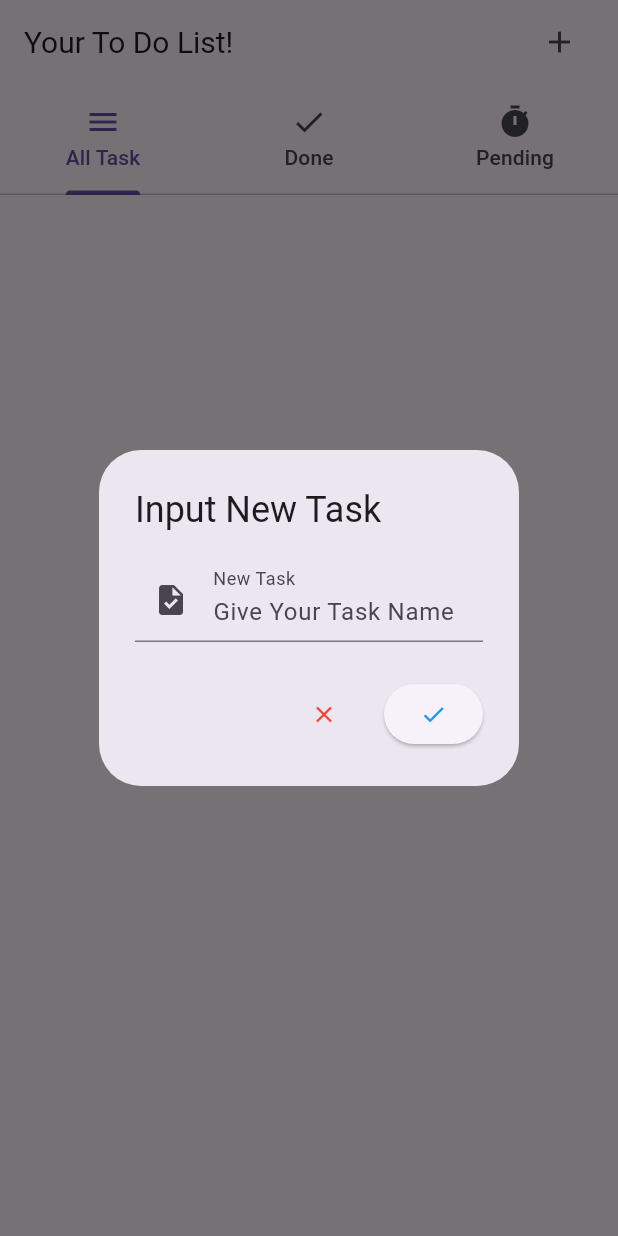
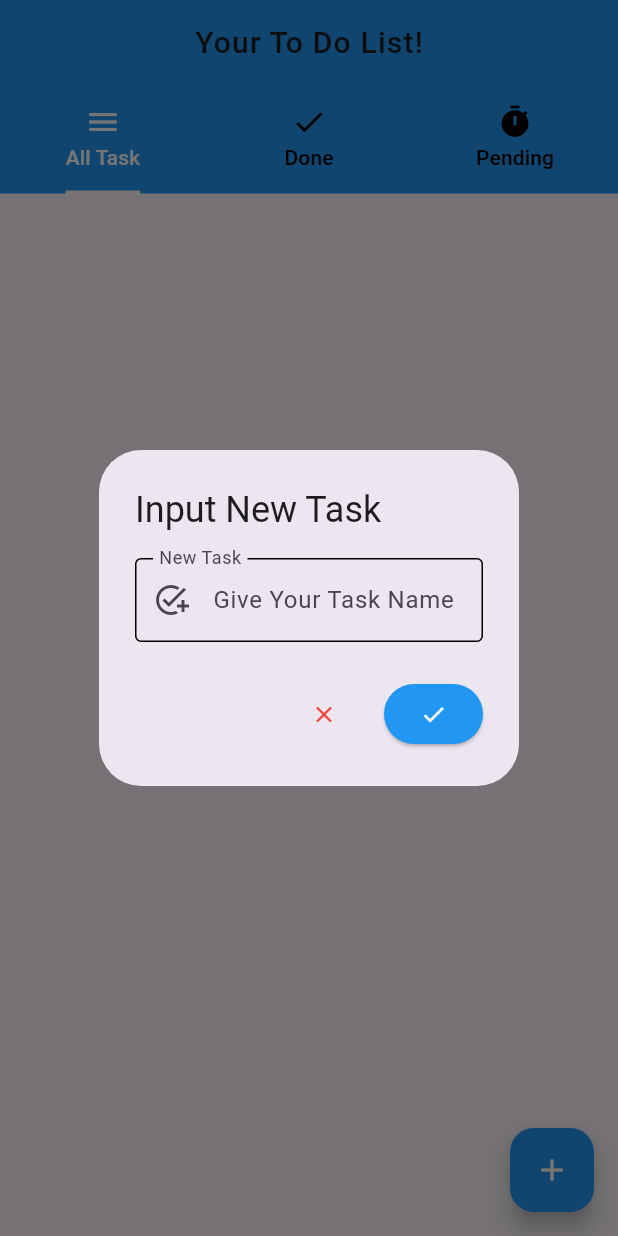
Before and after one commit to Pramartha/learnFlutter, a Flutter app: the screen it shows after launch, after a tap on the "add" icon, on a phone screen of 412 x 824 dp. Run offline on Flutter 3.47's test engine with Material 3 defaults, Android fonts, the phone set to English and light mode, and no system bars.

```diff
--- a/learnFlutter/todo_list/lib/main.dart
+++ b/learnFlutter/todo_list/lib/main.dart
@@ -1,7 +1,14 @@
 import 'package:flutter/material.dart';
 
-main() {
-  runApp(ToDoList());
+void main() {
+  runApp(MyApp());
+}
+
+class MyApp extends StatelessWidget {
+  @override
+  Widget build(BuildContext context) {
+    return MaterialApp(debugShowCheckedModeBanner: false, home: ToDoList());
+  }
 }
 
 class ToDoList extends StatefulWidget {
@@ -12,72 +19,116 @@ class ToDoList extends StatefulWidget {
 }
 
 class _ToDoListState extends State<ToDoList> {
+  List<Map<String, dynamic>> task = [];
+
+  void addTask(String taskName) {
+    setState(() {
+      task.add({"name": taskName, "status": false});
+    });
+  }
+
+  void removeTask(int index) {
+    setState(() {
+      task.removeAt(index);
+    });
+  }
+
+  void toggleTaskStatus(int index) {
+    setState(() {
+      task[index]["status"] = !task[index]["status"];
+    });
+  }
+
   @override
   Widget build(BuildContext context) {
-    return MaterialApp(
-      debugShowCheckedModeBanner: false,
-      home: DefaultTabController(
+    return DefaultTabController(
       length: 3,
       child: Scaffold(
         appBar: AppBar(
-            title: Text("Your To Do List!", style: TextStyle(fontSize: 20)),
-            actions: [
-              Builder(
-                builder:
-                    (innerContext) => IconButton(
-                      onPressed: () {
-                        showDialog(
-                          context: innerContext,
-                          builder: (context) {
-                            return AddTaskDialog();
-                          },
-                        );
-                      },
-                      icon: Icon(Icons.add),
+          title: Center(
+            child: Text(
+              "Your To Do List!",
+              style: TextStyle(
+                fontSize: 20,
+                fontWeight: FontWeight.w500,
+                letterSpacing: 0.8,
               ),
             ),
-              SizedBox(width: 15),
-            ],
+          ),
           bottom: TabBar(
+            labelColor: Colors.white,
+            unselectedLabelColor: Colors.black,
+            indicator: UnderlineTabIndicator(
+              borderSide: BorderSide(color: Colors.white, width: 3),
+            ),
             tabs: [
               Tab(icon: Icon(Icons.menu), text: "All Task"),
               Tab(icon: Icon(Icons.check), text: "Done"),
               Tab(icon: Icon(Icons.timer), text: "Pending"),
             ],
+            dividerColor: Colors.white,
           ),
+          backgroundColor: Colors.blue,
         ),
         body: TabBarView(
+          physics: BouncingScrollPhysics(),
           children: [
-              Center(child: Text("All")),
-              Center(child: Text("Done")),
-              Center(child: Text("Pending")),
+            buildTaskList(task),
+            buildTaskList(task.where((task) => task["status"]).toList()),
+            buildTaskList(task.where((task) => !task["status"]).toList()),
           ],
         ),
+        floatingActionButton: FloatingActionButton(
+          onPressed: _showAddTaskDialog,
+          backgroundColor: Colors.blue,
+          child: Icon(Icons.add, color: Colors.white),
         ),
       ),
     );
   }
+
+  Widget buildTaskList(List<Map<String, dynamic>> taskList) {
+    return ListView.builder(
+      itemCount: taskList.length,
+      itemBuilder: (contex, index) {
+        return ListTile(
+          title: Text(taskList[index]["name"]),
+          leading: Checkbox(
+            value: taskList[index]["status"],
+            onChanged: (value) {
+              toggleTaskStatus(task.indexOf(taskList[index]));
+            },
+          ),
+          trailing: IconButton(
+            onPressed: () => removeTask(task.indexOf(taskList[index])),
+            icon: Icon(Icons.delete, color: Colors.red),
+          ),
+        );
+      },
+    );
   }
 
-class AddTaskDialog extends StatelessWidget {
-  @override
-  Widget build(BuildContext context) {
+  void _showAddTaskDialog() {
     TextEditingController taskController = TextEditingController();
+
+    showDialog(
+      context: context,
+      builder: (context) {
         return AlertDialog(
           title: Text("Input New Task"),
           content: SizedBox(
-        width: 40,
+            width: MediaQuery.of(context).size.width * 0.5,
             child: TextField(
               controller: taskController,
               decoration: InputDecoration(
-            prefixIcon: Icon(Icons.task),
+                prefixIcon: Icon(Icons.add_task),
                 hintText: "Give Your Task Name",
                 labelText: "New Task",
                 floatingLabelBehavior: FloatingLabelBehavior.always,
                 focusedBorder: OutlineInputBorder(
                   borderSide: BorderSide(color: Colors.blue),
                 ),
-            disabledBorder: OutlineInputBorder(
+                enabledBorder: OutlineInputBorder(
                   borderSide: BorderSide(color: Colors.black),
                 ),
               ),
@@ -85,20 +136,22 @@ class AddTaskDialog extends StatelessWidget {
           ),
           actions: [
             TextButton(
-          onPressed: () {
-            Navigator.pop(context);
-          },
+              onPressed: () => Navigator.pop(context),
               child: Icon(Icons.close, color: Colors.red),
             ),
             ElevatedButton(
               onPressed: () {
-            String newTask = taskController.text;
-            print("Tugas Baru: $newTask");
+                if (taskController.text.isNotEmpty) {
+                  addTask(taskController.text);
+                }
                 Navigator.pop(context);
               },
-          child: Icon(Icons.check, color: Colors.blue),
+              style: ElevatedButton.styleFrom(backgroundColor: Colors.blue),
+              child: Icon(Icons.check, color: Colors.white),
             ),
           ],
         );
+      },
+    );
   }
 }
```
Lines whose indentation alone changed are shown as unchanged.
